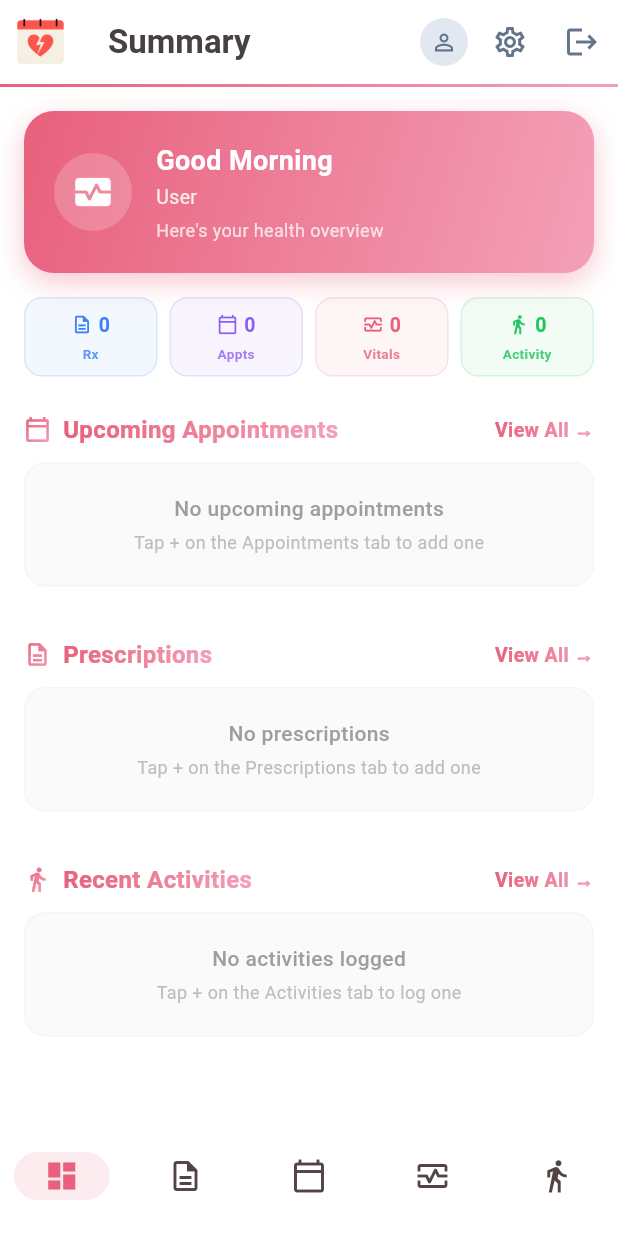
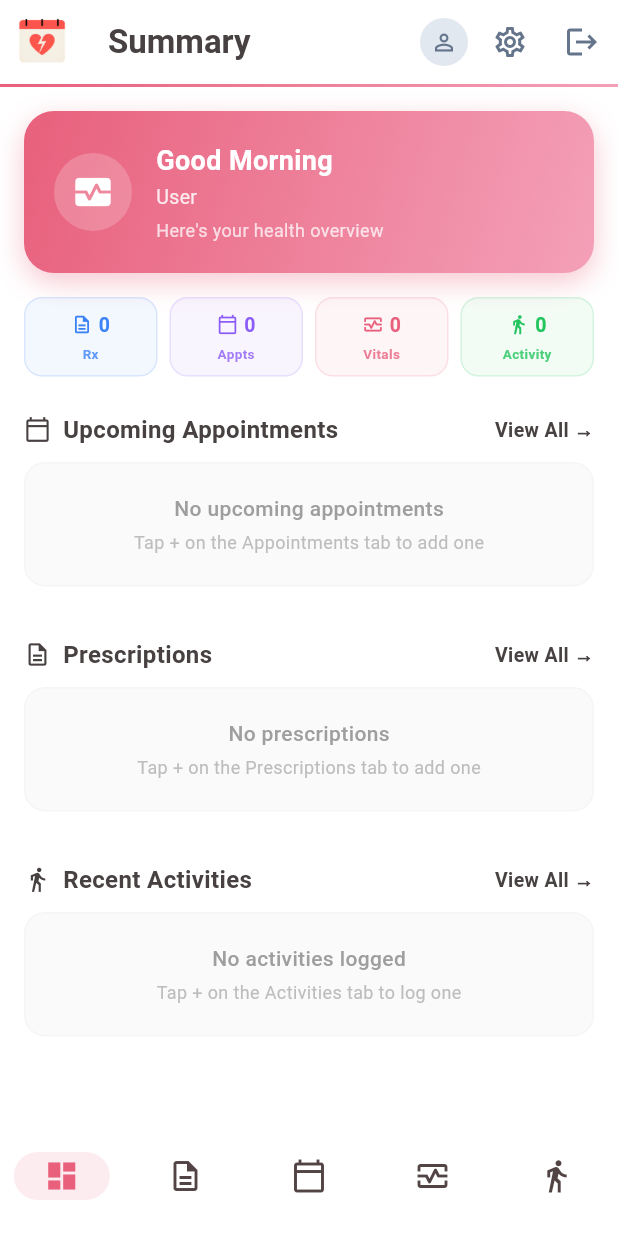
Before and after one commit to kushanmaskey/medicine_reminder_claude, a Flutter app: the HomeScreen screen opened directly, on a phone screen of 412 x 824 dp. Run offline on Flutter 3.47's test engine with Material 3 defaults, Android fonts, the phone set to English and light mode, and no system bars; our stand-ins replace flutter_local_notifications, image_picker, shared_preferences, supabase_flutter, timezone; accounts and stored records are empty.

Commit message:
Fix logo to no-bg v1 and update summary section header labels to #484141
Co-Authored-By: Claude Sonnet 4.6 <noreply@anthropic.com>

```diff
--- a/lib/tabs/summary_tab.dart
+++ b/lib/tabs/summary_tab.dart
@@ -307,44 +307,29 @@ class SummaryTabState extends State<SummaryTab> {
       {required VoidCallback onViewAll}) {
     return Row(
       children: [
-        ShaderMask(
-          shaderCallback: (b) =>
-              _tealGradient.createShader(Rect.fromLTWH(0, 0, b.width, b.height)),
-          blendMode: BlendMode.srcIn,
-          child: Icon(icon, size: 18, color: Colors.white),
-        ),
+        Icon(icon, size: 18, color: const Color(0xFF484141)),
         const SizedBox(width: 8),
-        ShaderMask(
-          shaderCallback: (b) =>
-              _tealGradient.createShader(Rect.fromLTWH(0, 0, b.width, b.height)),
-          blendMode: BlendMode.srcIn,
-          child: Text(
-            title,
-            style: const TextStyle(
-              color: Colors.white,
-              fontSize: 16,
-              fontWeight: FontWeight.bold,
-            ),
+        Text(
+          title,
+          style: const TextStyle(
+            color: Color(0xFF484141),
+            fontSize: 16,
+            fontWeight: FontWeight.bold,
           ),
         ),
         const Spacer(),
         Tooltip(
           message: 'View all $title',
           child: GestureDetector(
-          onTap: onViewAll,
-          child: ShaderMask(
-            shaderCallback: (b) => _tealGradient
-                .createShader(Rect.fromLTWH(0, 0, b.width, b.height)),
-            blendMode: BlendMode.srcIn,
+            onTap: onViewAll,
             child: const Text(
               'View All →',
               style: TextStyle(
-                color: Colors.white,
+                color: Color(0xFF484141),
                 fontSize: 13,
                 fontWeight: FontWeight.w600,
               ),
             ),
-          ),
           ),
         ),
       ],
```
Also changed, not shown: assets/icons/app_icon.png, 31 other files.
